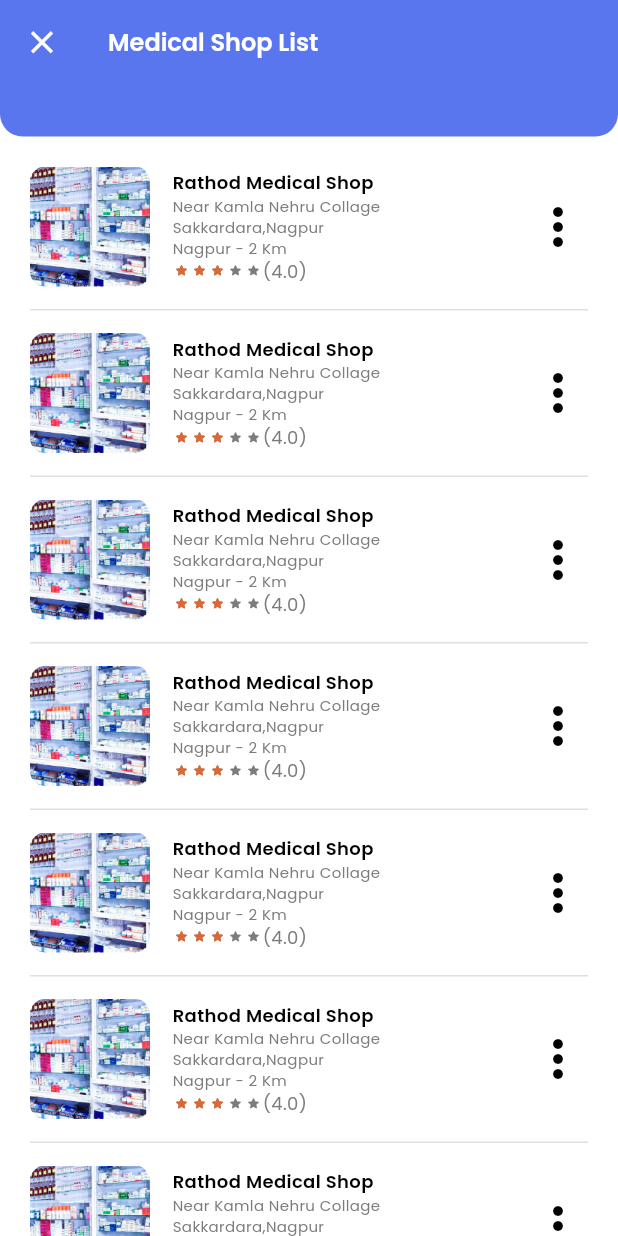
After one commit to IlhamGhaza/flutter_medicare, a Flutter app: the MedicalShopListScreen screen opened directly, on a phone screen of 412 x 824 dp. The commit adds this screen. Run offline on Flutter 3.47's test engine with Material 3 defaults, Android fonts, the phone set to English and light mode, and no system bars; drawn by our look-alikes of flutter_rating_stars; our stand-ins replace calendar_date_picker2, dotted_line, flutter_otp_text_field; missing offline and left inert: fl_country_code_picker.

Commit message:
feat: Add MedicalShopListScreen and ShopRow components

```diff
--- a/lib/presentation/home/home_tab_screen.dart
+++ b/lib/presentation/home/home_tab_screen.dart
@@ -1,11 +1,12 @@
 import 'package:flutter/material.dart';
 import 'package:flutter_medicare/common/color_extension.dart';
-
+import 'medical_shop/medical_shop_profile.dart';
 import '../../common_widget/category_button.dart';
 import '../../common_widget/section_row.dart';
 import 'category_filter_screen.dart';
 import 'doctor/doctor_cell.dart';
 import 'doctor/only_docter_profile_screen.dart';
+import 'medical_shop/medical_shop_list_screen.dart';
 import 'shop_cell.dart';
 
 class HomeTabScreen extends StatefulWidget {
@@ -158,7 +159,7 @@
             SectionRow(
                 title: "Medical Shop near by you",
                 onPressed: () {
-                  // context.push(const MedicalShopListScreen());
+                  context.push(const MedicalShopListScreen());
                 }),
             SizedBox(
               height: 220,
@@ -170,7 +171,7 @@
                     return ShopCell(
                         obj: nearShopArr[index],
                         onPressed: () {
-                          // context.push(const MedicalShopProfileScreen());
+                          context.push(const MedicalShopProfile());
                         });
                   },
                   separatorBuilder: (context, index) => const SizedBox(
--- /dev/null
+++ b/lib/presentation/home/medical_shop/medical_shop_list_screen.dart
@@ -0,0 +1,77 @@
+import 'package:flutter/material.dart';
+import 'package:flutter_medicare/presentation/home/medical_shop/shop_rows.dart';
+import 'package:flutter_rating_stars/flutter_rating_stars.dart';
+
+import '../../../common/color_extension.dart';
+
+class MedicalShopListScreen extends StatefulWidget {
+  const MedicalShopListScreen({super.key});
+
+  @override
+  State<MedicalShopListScreen> createState() => _MedicalShopListScreenState();
+}
+
+class _MedicalShopListScreenState extends State<MedicalShopListScreen> {
+  @override
+  Widget build(BuildContext context) {
+    return Scaffold(
+      appBar: AppBar(
+        centerTitle: false,
+        leading: IconButton(
+          onPressed: () {
+            context.pop();
+          },
+          icon: const Icon(
+            Icons.close,
+            color: Colors.white,
+            size: 25,
+          ),
+        ),
+        title: Text(
+          "Medical Shop List",
+          style: TextStyle(
+            color: TColor.primaryTextW,
+            fontSize: 16,
+            fontWeight: FontWeight.w600,
+          ),
+        ),
+      ),
+      backgroundColor: Colors.white,
+      body: Column(
+        children: [
+          Container(
+            height: 35,
+            decoration: BoxDecoration(
+              color: TColor.primary,
+              borderRadius: const BorderRadius.only(
+                bottomLeft: Radius.circular(15),
+                bottomRight: Radius.circular(15),
+              ),
+            ),
+          ),
+          Expanded(
+            child: ListView.separated(
+              padding: const EdgeInsets.symmetric(
+                horizontal: 20,
+                vertical: 20,
+              ),
+              itemBuilder: (context, index) {
+                return ShopRow(onPressed: () {}, obj: {});
+              },
+              separatorBuilder: (context, index) => Padding(
+                padding: const EdgeInsets.symmetric(
+                  vertical: 15,
+                ),
+                child: const Divider(
+                  color: Colors.black12,
+                  height: 1,
+                ),
+              ),
+              itemCount: 20,
+            ),
+          )
+        ],
+      ),
+    );
+  }
+}
--- /dev/null
+++ b/lib/presentation/home/medical_shop/shop_rows.dart
@@ -0,0 +1,101 @@
+import 'package:flutter/material.dart';
+import 'package:flutter_rating_stars/flutter_rating_stars.dart';
+
+import '../../../common/color_extension.dart';
+
+class ShopRow extends StatelessWidget {
+  final Map obj;
+  final VoidCallback onPressed;
+
+  const ShopRow({super.key, required this.onPressed, required this.obj});
+
+  @override
+  Widget build(BuildContext context) {
+    return InkWell(
+      onTap: onPressed,
+      child: Row(
+        children: [
+          ClipRRect(
+            borderRadius: BorderRadius.circular(10),
+            child: Image.asset(
+              "assets/img/ms1.png",
+              width: 80,
+              height: 80,
+              fit: BoxFit.cover,
+            ),
+          ),
+          const SizedBox(
+            width: 15,
+          ),
+          Expanded(
+              child: Column(
+            crossAxisAlignment: CrossAxisAlignment.start,
+            children: [
+              Text(
+                "Rathod Medical Shop",
+                style: TextStyle(
+                  color: TColor.black,
+                  fontSize: 12,
+                  fontWeight: FontWeight.w600,
+                ),
+              ),
+              Text(
+                "Near Kamla Nehru Collage\nSakkardara,Nagpur\nNagpur - 2 Km",
+                style: TextStyle(
+                  color: TColor.secondaryText,
+                  fontSize: 10,
+                ),
+              ),
+              Row(
+                children: [
+                  IgnorePointer(
+                    ignoring: true,
+                    child: RatingStars(
+                      value: 3,
+                      onValueChanged: (v) {},
+                      starCount: 5,
+                      starSize: 10,
+                      valueLabelColor: const Color(0xff9b9b9b),
+                      valueLabelTextStyle: const TextStyle(
+                          color: Colors.white,
+                          fontWeight: FontWeight.w400,
+                          fontStyle: FontStyle.normal,
+                          fontSize: 12.0),
+                      valueLabelRadius: 0,
+                      maxValue: 5,
+                      starSpacing: 2,
+                      maxValueVisibility: true,
+                      valueLabelVisibility: false,
+                      animationDuration: const Duration(milliseconds: 1000),
+                      valueLabelPadding: const EdgeInsets.symmetric(
+                          vertical: 1, horizontal: 8),
+                      valueLabelMargin: const EdgeInsets.only(right: 8),
+                      starOffColor: const Color(0xff7c7c7c),
+                      starColor: const Color(0xffDE6732),
+                    ),
+                  ),
+                  Text(
+                    "(4.0)",
+                    maxLines: 2,
+                    style: TextStyle(
+                      color: TColor.secondaryText,
+                      fontSize: 12,
+                    ),
+                  )
+                ],
+              ),
+            ],
+          )),
+          InkWell(
+            onTap: () {},
+            child: Icon(
+              Icons.more_vert,
+              color: TColor.black,
+              size: 40,
+            ),
+          )
+        ],
+      ),
+    );
+  }
+}
```
Also changed, not shown: pubspec.yaml (+7 -14 lines), pubspec.lock.
